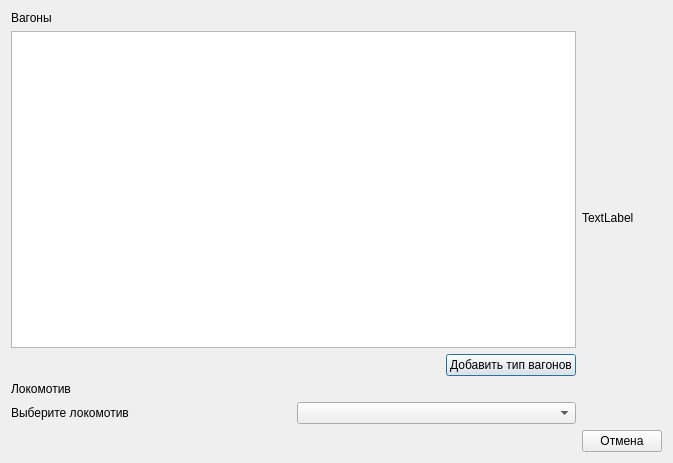
Qt form inputwindow.ui (Prygoon/Diploma) before a commit.
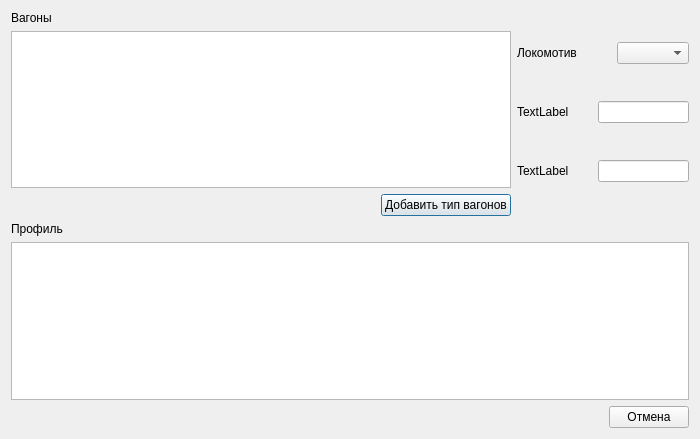
The same form after that commit.

Commit message: TrackSection table implemented

Patch:
```diff
--- a/inputwindow.ui
+++ b/inputwindow.ui
@@ -6,25 +6,29 @@
    <rect>
     <x>0</x>
     <y>0</y>
-    <width>673</width>
-    <height>463</height>
+    <width>700</width>
+    <height>439</height>
    </rect>
   </property>
+  <property name="minimumSize">
+   <size>
+    <width>700</width>
+    <height>0</height>
+   </size>
+  </property>
   <property name="windowTitle">
    <string>Input</string>
   </property>
   <layout class="QGridLayout" name="gridLayout">
-   <item row="1" column="1">
-    <widget class="QLabel" name="label_3">
-     <property name="text">
-      <string>TextLabel</string>
-     </property>
-    </widget>
-   </item>
-   <item row="1" column="0">
+   <item row="0" column="0">
     <layout class="QVBoxLayout" name="verticalLayout_3">
      <item>
-      <layout class="QVBoxLayout" name="verticalLayout">
+      <layout class="QHBoxLayout" name="horizontalLayout_6">
+       <item>
+        <layout class="QVBoxLayout" name="verticalLayout_railcars">
+         <property name="sizeConstraint">
+          <enum>QLayout::SetFixedSize</enum>
+         </property>
        <item>
         <widget class="QLabel" name="label">
          <property name="text">
@@ -33,7 +37,14 @@
         </widget>
        </item>
        <item>
-        <widget class="QTableView" name="tableView"/>
+          <widget class="QTableView" name="tableView">
+           <property name="minimumSize">
+            <size>
+             <width>500</width>
+             <height>0</height>
+            </size>
+           </property>
+          </widget>
        </item>
        <item>
         <layout class="QHBoxLayout" name="horizontalLayout_4">
@@ -62,38 +73,131 @@
       </layout>
      </item>
      <item>
-      <layout class="QVBoxLayout" name="verticalLayout_2">
-       <item>
-        <widget class="QLabel" name="label_2">
-         <property name="text">
-          <string>Локомотив</string>
-         </property>
-        </widget>
-       </item>
+        <layout class="QVBoxLayout" name="verticalLayout">
        <item>
         <layout class="QHBoxLayout" name="horizontalLayout">
          <item>
           <widget class="QLabel" name="label_4">
            <property name="text">
-            <string>Выберите локомотив</string>
+              <string>Локомотив</string>
            </property>
           </widget>
          </item>
+           <item>
+            <spacer name="horizontalSpacer_4">
+             <property name="orientation">
+              <enum>Qt::Horizontal</enum>
+             </property>
+             <property name="sizeHint" stdset="0">
+              <size>
+               <width>40</width>
+               <height>20</height>
+              </size>
+             </property>
+            </spacer>
+           </item>
          <item>
           <widget class="QComboBox" name="comboBox"/>
          </item>
         </layout>
        </item>
-      </layout>
-     </item>
-    </layout>
-   </item>
-   <item row="2" column="1">
+         <item>
+          <layout class="QHBoxLayout" name="horizontalLayout_2">
+           <item>
+            <widget class="QLabel" name="label_5">
+             <property name="text">
+              <string>TextLabel</string>
+             </property>
+            </widget>
+           </item>
+           <item>
+            <spacer name="horizontalSpacer_5">
+             <property name="orientation">
+              <enum>Qt::Horizontal</enum>
+             </property>
+             <property name="sizeHint" stdset="0">
+              <size>
+               <width>40</width>
+               <height>20</height>
+              </size>
+             </property>
+            </spacer>
+           </item>
+           <item>
+            <widget class="QLineEdit" name="lineEdit"/>
+           </item>
+          </layout>
+         </item>
+         <item>
+          <layout class="QHBoxLayout" name="horizontalLayout_5">
+           <item>
+            <widget class="QLabel" name="label_2">
+             <property name="text">
+              <string>TextLabel</string>
+             </property>
+            </widget>
+           </item>
+           <item>
+            <spacer name="horizontalSpacer_6">
+             <property name="orientation">
+              <enum>Qt::Horizontal</enum>
+             </property>
+             <property name="sizeHint" stdset="0">
+              <size>
+               <width>40</width>
+               <height>20</height>
+              </size>
+             </property>
+            </spacer>
+           </item>
+           <item>
+            <widget class="QLineEdit" name="lineEdit_2"/>
+           </item>
+          </layout>
+         </item>
+        </layout>
+       </item>
+      </layout>
+     </item>
+     <item>
+      <layout class="QVBoxLayout" name="verticalLayout_2">
+       <item>
+        <widget class="QLabel" name="label_3">
+         <property name="text">
+          <string>Профиль</string>
+         </property>
+        </widget>
+       </item>
+       <item>
+        <widget class="QTableView" name="tableView_2"/>
+       </item>
+      </layout>
+     </item>
+     <item>
+      <layout class="QHBoxLayout" name="horizontalLayout_3">
+       <item>
+        <spacer name="horizontalSpacer_2">
+         <property name="orientation">
+          <enum>Qt::Horizontal</enum>
+         </property>
+         <property name="sizeHint" stdset="0">
+          <size>
+           <width>40</width>
+           <height>20</height>
+          </size>
+         </property>
+        </spacer>
+       </item>
+       <item>
     <widget class="QPushButton" name="pushButton_cancel">
      <property name="text">
       <string>Отмена</string>
      </property>
     </widget>
+       </item>
+      </layout>
+     </item>
+    </layout>
    </item>
   </layout>
  </widget>
```
Lines whose indentation alone changed are shown as unchanged. The commit also changes 7 other files.
